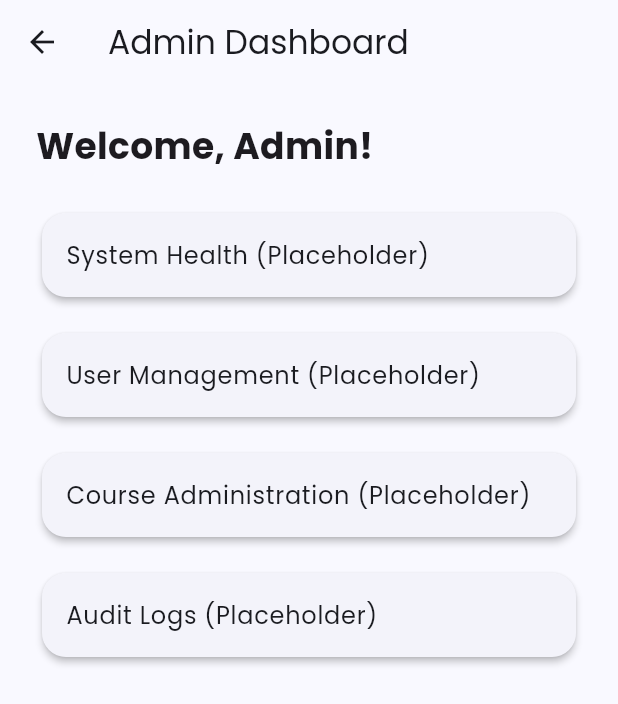
After one commit to Anirudh-RedLion/student_profile_management, a Flutter app: the AdminDashboardScreen screen opened directly, on a phone screen of 412 x 824 dp. The commit adds this screen. Shown: the top 704 px of the screen. Run offline on Flutter 3.47's test engine with Material 3 defaults, Android fonts, the phone set to English and light mode, and no system bars; our stand-ins replace go_router, google_fonts; accounts and stored records are empty; network calls fail.

```diff
--- /dev/null
+++ b/lib/features/dashboard/admin_dashboard_screen.dart
@@ -0,0 +1,26 @@
+import 'package:flutter/material.dart';
+
+class AdminDashboardScreen extends StatelessWidget {
+  const AdminDashboardScreen({super.key});
+
+  @override
+  Widget build(BuildContext context) {
+    return Scaffold(
+      appBar: AppBar(title: const Text('Admin Dashboard')),
+      body: ListView(
+        padding: const EdgeInsets.all(24),
+        children: const [
+          Text('Welcome, Admin!', style: TextStyle(fontSize: 24, fontWeight: FontWeight.bold)),
+          SizedBox(height: 24),
+          Card(child: ListTile(title: Text('System Health (Placeholder)'))),
+          SizedBox(height: 16),
+          Card(child: ListTile(title: Text('User Management (Placeholder)'))),
+          SizedBox(height: 16),
+          Card(child: ListTile(title: Text('Course Administration (Placeholder)'))),
+          SizedBox(height: 16),
+          Card(child: ListTile(title: Text('Audit Logs (Placeholder)'))),
+        ],
+      ),
+    );
+  }
+}
--- /dev/null
+++ b/lib/features/dashboard/finance_dashboard_screen.dart
@@ -0,0 +1,26 @@
+import 'package:flutter/material.dart';
+
+class FinanceDashboardScreen extends StatelessWidget {
+  const FinanceDashboardScreen({super.key});
+
+  @override
+  Widget build(BuildContext context) {
+    return Scaffold(
+      appBar: AppBar(title: const Text('Finance Dashboard')),
+      body: ListView(
+        padding: const EdgeInsets.all(24),
+        children: const [
+          Text('Welcome, Finance!', style: TextStyle(fontSize: 24, fontWeight: FontWeight.bold)),
+          SizedBox(height: 24),
+          Card(child: ListTile(title: Text('Revenue Overview (Placeholder)'))),
+          SizedBox(height: 16),
+          Card(child: ListTile(title: Text('Payment Tracking (Placeholder)'))),
+          SizedBox(height: 16),
+          Card(child: ListTile(title: Text('Invoice Management (Placeholder)'))),
+          SizedBox(height: 16),
+          Card(child: ListTile(title: Text('Financial Reports (Placeholder)'))),
+        ],
+      ),
+    );
+  }
+}
```
Also changed, not shown: lib/core/router.dart (+15 -1 lines), lib/features/dashboard/hr_dashboard_screen.dart (added, +126 -0 lines).
